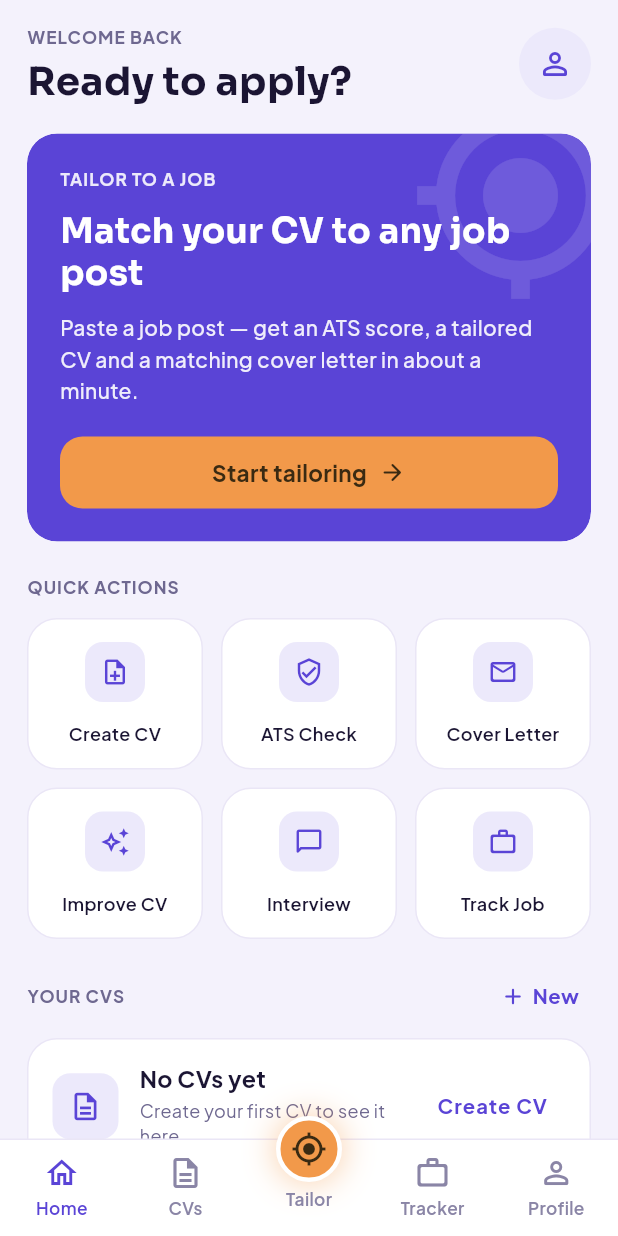
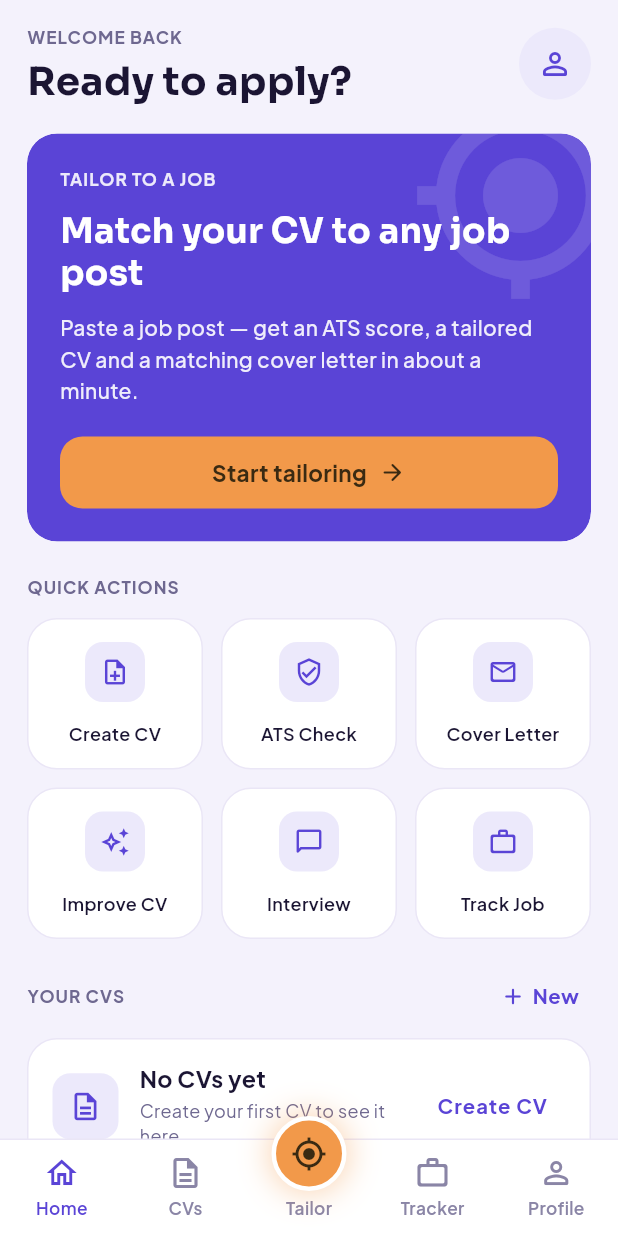
Before and after one commit to khokanuzzaman/CvMate-Bd, a Flutter app: the screen it shows once a user with an empty profile is signed in, on a phone screen of 412 x 824 dp. Run offline on Flutter 3.47's test engine with Material 3 defaults, Android fonts, the phone set to English and light mode, and no system bars; our stand-ins replace cloud_firestore, cloud_functions, dio, firebase_analytics, firebase_auth, firebase_core and 9 more; accounts and stored records are empty.

Commit message:
Restore 50px center nav circle by floating it above the bar
The center "Tailor" circle was shrunk to 44px because a 50px circle plus its
label overflowed the fixed 64px bar by 6px. Instead of shrinking it, lay the
circle out as a non-layout Stack child that floats 16px above the bar, so the
cell reserves space only for the label (same footprint as the other items).
The bar stays 64px and the circle matches DESIGN_TOKENS.md (50px).

Adds a widget test at 390px wide asserting no overflow, the 64px bar height,
the 50px circle floating above the bar, aligned labels, and tappability.

Co-Authored-By: Claude Sonnet 5.5 <noreply@anthropic.com>
Claude-Session: https://claude.ai/code/session_01KjFnKNpcjHwum2tqQNva6J

```diff
--- a/lib/core/widgets/bottom_nav_bar.dart
+++ b/lib/core/widgets/bottom_nav_bar.dart
@@ -117,19 +117,46 @@ class _CenterAction extends StatelessWidget {
   final bool selected;
   final VoidCallback onTap;
 
+  /// Circle diameter, from DESIGN_TOKENS.md ("raised amber circle (50px)").
+  static const double _circleSize = 50;
+
+  /// How far the circle rises above the bar's top edge.
+  static const double _lift = 16;
+
+  /// Matches the 24px icon slot of the regular [_NavButton]s so the "Tailor"
+  /// label sits on the same baseline as its neighbours.
+  static const double _iconSlot = 24;
+
   @override
   Widget build(BuildContext context) {
+    // The circle is a non-layout (Positioned) child that floats above the bar,
+    // so the cell only reserves space for the label — exactly like the other
+    // items — and the bar keeps its fixed height regardless of circle size.
     return InkWell(
       onTap: onTap,
-      child: Transform.translate(
-        offset: const Offset(0, -16),
-        child: Column(
-          mainAxisSize: MainAxisSize.min,
-          mainAxisAlignment: MainAxisAlignment.center,
-          children: [
-            Container(
-              width: 44,
-              height: 44,
+      child: Stack(
+        alignment: Alignment.center,
+        clipBehavior: Clip.none,
+        children: [
+          Column(
+            mainAxisAlignment: MainAxisAlignment.center,
+            children: [
+              const SizedBox(height: _iconSlot),
+              const SizedBox(height: AppSpacing.s4),
+              Text(
+                item.label,
+                style: AppTextStyles.hint.copyWith(
+                  color: selected ? AppColors.primary : AppColors.muted2,
+                  fontWeight: FontWeight.w600,
+                ),
+              ),
+            ],
+          ),
+          Positioned(
+            top: -_lift,
+            child: Container(
+              width: _circleSize,
+              height: _circleSize,
               alignment: Alignment.center,
               decoration: BoxDecoration(
                 color: AppColors.accent,
@@ -139,16 +166,8 @@ class _CenterAction extends StatelessWidget {
               ),
               child: Icon(item.icon, size: 24, color: AppColors.onAccent),
             ),
-            const SizedBox(height: AppSpacing.s4),
-            Text(
-              item.label,
-              style: AppTextStyles.hint.copyWith(
-                color: selected ? AppColors.primary : AppColors.muted2,
-                fontWeight: FontWeight.w600,
-              ),
-            ),
-          ],
-        ),
+          ),
+        ],
       ),
     );
   }
```
Also changed, not shown: 1 other file.
